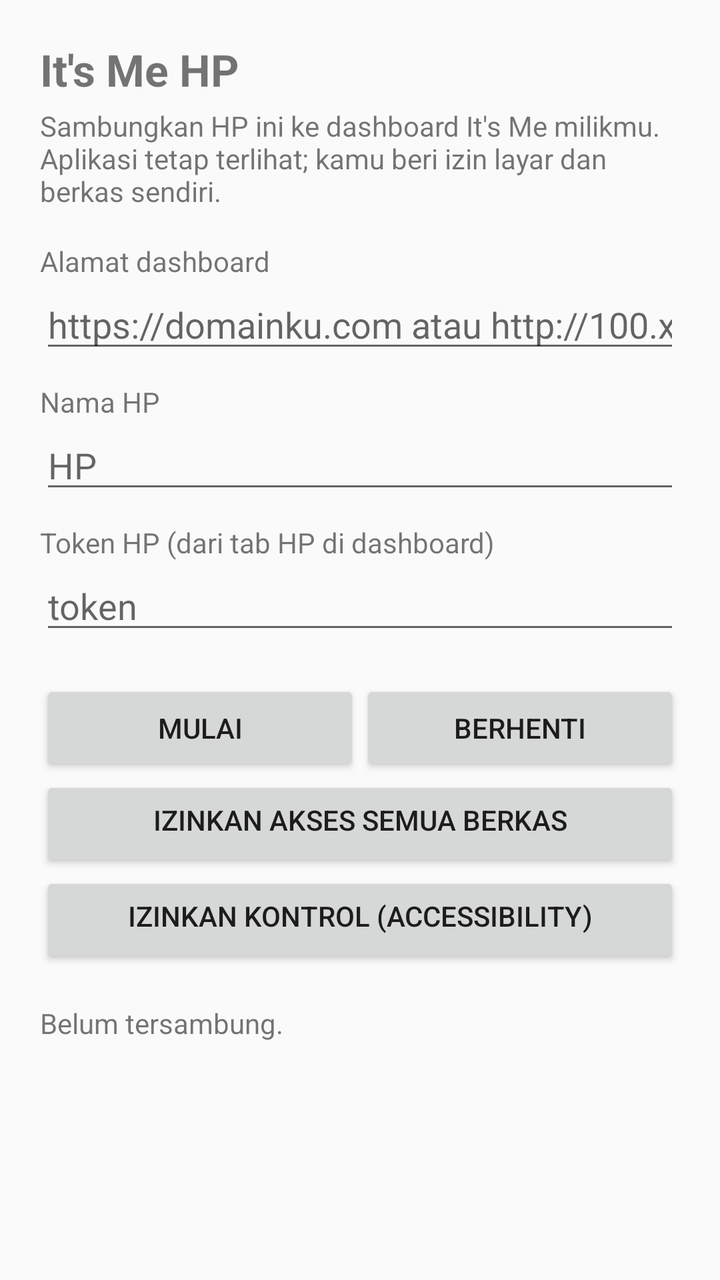
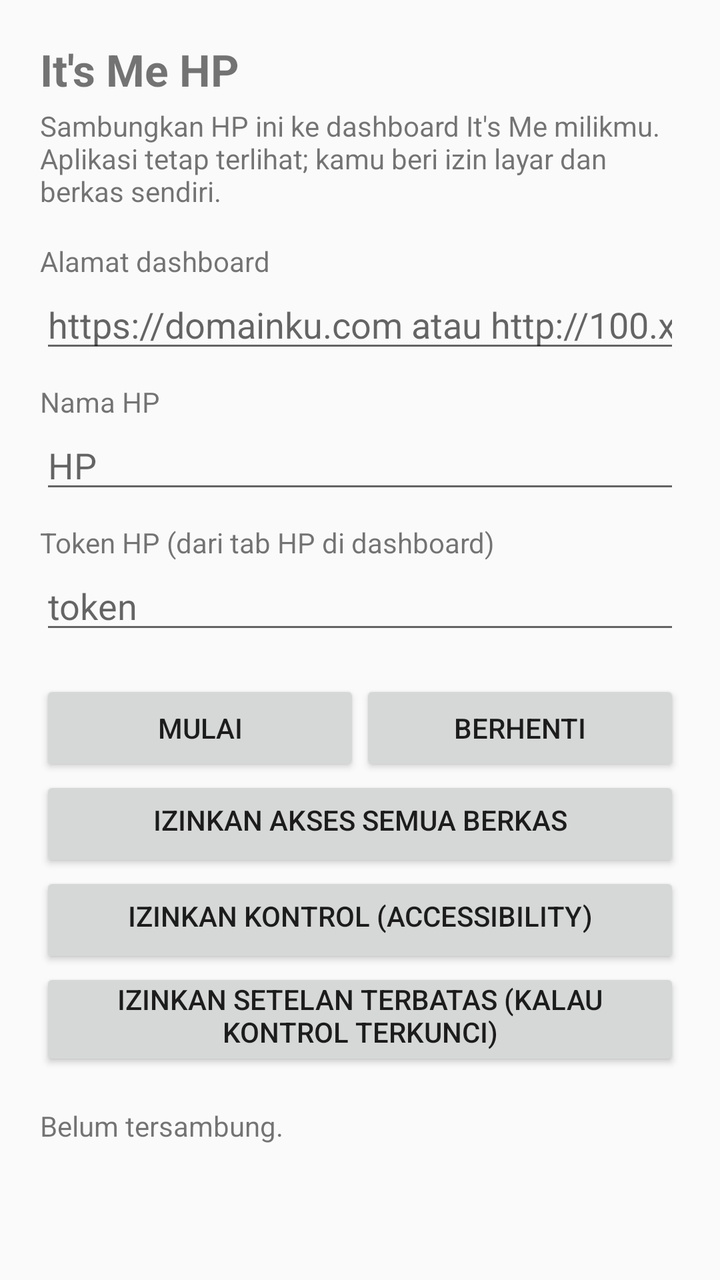

The first picture is an Android layout as it rendered before a commit; the second is the same layout after the commit. The layout source and the unified diff follow.
<!-- AndroidManifest.xml: application theme Theme.ItsMeHP -->
<!-- res/layout/activity_main.xml -->
<?xml version="1.0" encoding="utf-8"?>
<ScrollView xmlns:android="http://schemas.android.com/apk/res/android"
    android:layout_width="match_parent"
    android:layout_height="match_parent"
    android:fillViewport="true">

    <LinearLayout
        android:layout_width="match_parent"
        android:layout_height="wrap_content"
        android:orientation="vertical"
        android:padding="20dp">

        <TextView
            android:layout_width="wrap_content"
            android:layout_height="wrap_content"
            android:text="It's Me HP"
            android:textSize="22sp"
            android:textStyle="bold"
            android:paddingBottom="4dp" />

        <TextView
            android:layout_width="match_parent"
            android:layout_height="wrap_content"
            android:text="Sambungkan HP ini ke dashboard It's Me milikmu. Aplikasi tetap terlihat; kamu beri izin layar dan berkas sendiri."
            android:paddingBottom="16dp" />

        <TextView android:layout_width="wrap_content" android:layout_height="wrap_content" android:text="Alamat dashboard" />
        <EditText
            android:id="@+id/url"
            android:layout_width="match_parent"
            android:layout_height="wrap_content"
            android:hint="https://domainku.com atau http://100.x.y.z:8750"
            android:inputType="textUri"
            android:autofillHints="" />

        <TextView android:layout_width="wrap_content" android:layout_height="wrap_content" android:text="Nama HP" android:paddingTop="10dp" />
        <EditText
            android:id="@+id/name"
            android:layout_width="match_parent"
            android:layout_height="wrap_content"
            android:hint="HP"
            android:inputType="text"
            android:autofillHints="" />

        <TextView android:layout_width="wrap_content" android:layout_height="wrap_content" android:text="Token HP (dari tab HP di dashboard)" android:paddingTop="10dp" />
        <EditText
            android:id="@+id/token"
            android:layout_width="match_parent"
            android:layout_height="wrap_content"
            android:hint="token"
            android:inputType="textVisiblePassword"
            android:autofillHints="" />

        <LinearLayout
            android:layout_width="match_parent"
            android:layout_height="wrap_content"
            android:orientation="horizontal"
            android:paddingTop="18dp">
            <Button android:id="@+id/start" android:layout_width="0dp" android:layout_height="wrap_content" android:layout_weight="1" android:text="Mulai" />
            <Button android:id="@+id/stop" android:layout_width="0dp" android:layout_height="wrap_content" android:layout_weight="1" android:text="Berhenti" />
        </LinearLayout>

        <Button android:id="@+id/files" android:layout_width="match_parent" android:layout_height="wrap_content" android:text="Izinkan akses semua berkas" android:paddingTop="6dp" />

        <Button android:id="@+id/control" android:layout_width="match_parent" android:layout_height="wrap_content" android:text="Izinkan kontrol (Accessibility)" android:paddingTop="6dp" />

        <TextView
            android:id="@+id/status"
            android:layout_width="match_parent"
            android:layout_height="wrap_content"
            android:paddingTop="18dp"
            android:text="Belum tersambung." />
    </LinearLayout>
</ScrollView>
<!-- resources referenced by this layout -->
<resources>
  <style name="Theme.ItsMeHP" parent="Theme.AppCompat.DayNight.NoActionBar" />
</resources>

<!-- the commit's change to res/layout/activity_main.xml (unified diff, before → after) -->
@@ -64,6 +64,8 @@
 
         <Button android:id="@+id/control" android:layout_width="match_parent" android:layout_height="wrap_content" android:text="Izinkan kontrol (Accessibility)" android:paddingTop="6dp" />
 
+        <Button android:id="@+id/restricted" android:layout_width="match_parent" android:layout_height="wrap_content" android:text="Izinkan setelan terbatas (kalau kontrol terkunci)" android:paddingTop="6dp" />
+
         <TextView
             android:id="@+id/status"
             android:layout_width="match_parent"
